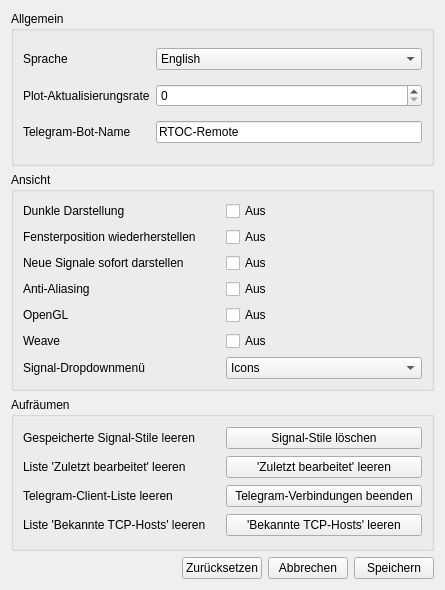
Old version of the form RTOC/RTOC_GUI/ui/settingsWidget.ui in the repository Haschtl/RealTimeOpenControl.
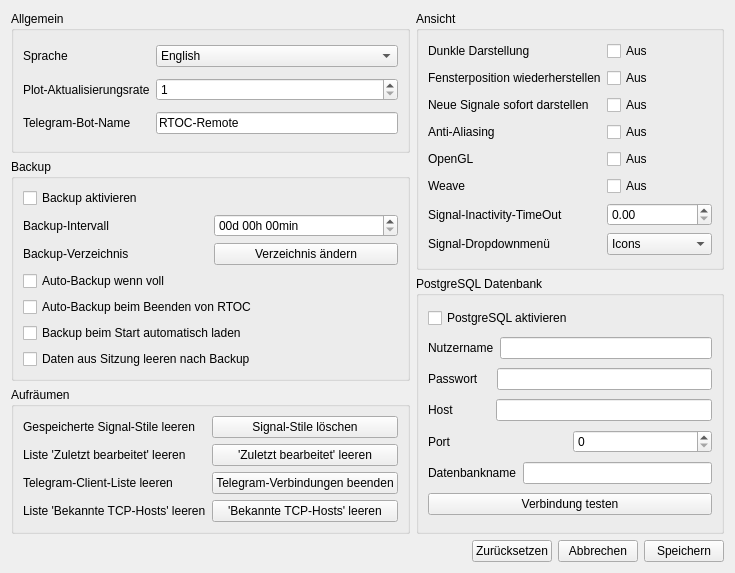
New version of the form.

The edit to the form file:
```diff
--- a/RTOC/RTOC_GUI/ui/settingsWidget.ui
+++ b/RTOC/RTOC_GUI/ui/settingsWidget.ui
@@ -6,13 +6,17 @@
    <rect>
     <x>0</x>
     <y>0</y>
-    <width>445</width>
-    <height>590</height>
+    <width>735</width>
+    <height>573</height>
    </rect>
   </property>
   <property name="windowTitle">
    <string>Einstellungen</string>
   </property>
+  <layout class="QVBoxLayout" name="verticalLayout_4">
+   <item>
+    <layout class="QHBoxLayout" name="horizontalLayout_2">
+     <item>
   <layout class="QVBoxLayout" name="verticalLayout">
    <item>
     <widget class="QGroupBox" name="groupBox">
@@ -21,7 +25,11 @@
      </property>
      <layout class="QGridLayout" name="gridLayout">
       <item row="3" column="1">
-       <widget class="QSpinBox" name="refreshRateSpinBox"/>
+           <widget class="QSpinBox" name="refreshRateSpinBox">
+            <property name="minimum">
+             <number>1</number>
+            </property>
+           </widget>
       </item>
       <item row="3" column="0">
        <widget class="QLabel" name="label_4">
@@ -69,113 +77,102 @@
     </widget>
    </item>
    <item>
-    <widget class="QGroupBox" name="groupBox_3">
+        <widget class="QGroupBox" name="groupBox_4">
      <property name="title">
-      <string>Ansicht</string>
-     </property>
-     <layout class="QGridLayout" name="gridLayout_3">
-      <item row="2" column="0">
-       <widget class="QLabel" name="label_10">
+          <string>Backup</string>
+         </property>
+         <layout class="QVBoxLayout" name="verticalLayout_2">
+          <item>
+           <widget class="QCheckBox" name="backupCheckbox">
         <property name="text">
-         <string>Neue Signale sofort darstellen</string>
+             <string>Backup aktivieren</string>
         </property>
        </widget>
       </item>
-      <item row="6" column="0">
-       <widget class="QLabel" name="label_9">
-        <property name="text">
-         <string>Signal-Dropdownmenü</string>
-        </property>
-       </widget>
-      </item>
-      <item row="6" column="1">
-       <widget class="QComboBox" name="signalDropDownComboBox">
         <item>
-         <property name="text">
-          <string>Icons</string>
-         </property>
-        </item>
+           <layout class="QHBoxLayout" name="horizontalLayout_3">
+            <property name="topMargin">
+             <number>0</number>
+            </property>
         <item>
+             <widget class="QLabel" name="label_16">
          <property name="text">
-          <string>Text</string>
-         </property>
-        </item>
-       </widget>
-      </item>
-      <item row="4" column="1">
-       <widget class="QCheckBox" name="openGLCheckBox">
-        <property name="text">
-         <string>Aus</string>
-        </property>
-       </widget>
-      </item>
-      <item row="4" column="0">
-       <widget class="QLabel" name="label_12">
-        <property name="text">
-         <string>OpenGL</string>
-        </property>
-       </widget>
-      </item>
-      <item row="2" column="1">
-       <widget class="QCheckBox" name="autoShowCheckBox">
-        <property name="text">
-         <string>Aus</string>
-        </property>
-       </widget>
-      </item>
-      <item row="3" column="1">
-       <widget class="QCheckBox" name="antialiasingCheckBox">
-        <property name="text">
-         <string>Aus</string>
+               <string>Backup-Intervall</string>
+              </property>
+             </widget>
+            </item>
+            <item>
+             <widget class="QDateTimeEdit" name="backupTimeEdit">
+              <property name="date">
+               <date>
+                <year>2000</year>
+                <month>1</month>
+                <day>1</day>
+               </date>
+              </property>
+              <property name="minimumDate">
+               <date>
+                <year>2000</year>
+                <month>1</month>
+                <day>1</day>
+               </date>
+              </property>
+              <property name="displayFormat">
+               <string>ss'd' HH'h' mm'min'</string>
+              </property>
+              <property name="currentSectionIndex">
+               <number>0</number>
         </property>
        </widget>
       </item>
-      <item row="3" column="0">
-       <widget class="QLabel" name="label_11">
-        <property name="text">
-         <string>Anti-Aliasing</string>
-        </property>
-       </widget>
-      </item>
-      <item row="5" column="1">
-       <widget class="QCheckBox" name="weaveCheckBox">
+           </layout>
+          </item>
+          <item>
+           <layout class="QHBoxLayout" name="horizontalLayout_4">
+            <property name="topMargin">
+             <number>0</number>
+            </property>
+            <item>
+             <widget class="QLabel" name="label_17">
         <property name="text">
-         <string>Aus</string>
+               <string>Backup-Verzeichnis</string>
         </property>
        </widget>
       </item>
-      <item row="5" column="0">
-       <widget class="QLabel" name="label_13">
+            <item>
+             <widget class="QPushButton" name="backupDirButton">
         <property name="text">
-         <string>Weave</string>
+               <string>Verzeichnis ändern</string>
         </property>
        </widget>
       </item>
-      <item row="0" column="0">
-       <widget class="QLabel" name="label_8">
+           </layout>
+          </item>
+          <item>
+           <widget class="QCheckBox" name="backupIfFullCheckbox">
         <property name="text">
-         <string>Dunkle Darstellung</string>
+             <string>Auto-Backup wenn voll</string>
         </property>
        </widget>
       </item>
-      <item row="0" column="1">
-       <widget class="QCheckBox" name="darkmodeCheckBox">
+          <item>
+           <widget class="QCheckBox" name="backupAutoOnCloseCheckbox">
         <property name="text">
-         <string>Aus</string>
+             <string>Auto-Backup beim Beenden von RTOC</string>
         </property>
        </widget>
       </item>
-      <item row="1" column="0">
-       <widget class="QLabel" name="label_14">
+          <item>
+           <widget class="QCheckBox" name="backupLoadOnOpenCheckbox">
         <property name="text">
-         <string>Fensterposition wiederherstellen</string>
+             <string>Backup beim Start automatisch laden</string>
         </property>
        </widget>
       </item>
-      <item row="1" column="1">
-       <widget class="QCheckBox" name="restoreWidgetPositionCheckBox">
+          <item>
+           <widget class="QCheckBox" name="backupClearCheckbox">
         <property name="text">
-         <string>Aus</string>
+             <string>Daten aus Sitzung leeren nach Backup</string>
         </property>
        </widget>
       </item>
@@ -246,6 +243,254 @@
       </item>
      </layout>
     </widget>
+       </item>
+      </layout>
+     </item>
+     <item>
+      <layout class="QVBoxLayout" name="verticalLayout_3">
+       <item>
+        <widget class="QGroupBox" name="groupBox_3">
+         <property name="title">
+          <string>Ansicht</string>
+         </property>
+         <layout class="QGridLayout" name="gridLayout_3">
+          <item row="6" column="0">
+           <widget class="QLabel" name="label_15">
+            <property name="text">
+             <string>Signal-Inactivity-TimeOut</string>
+            </property>
+           </widget>
+          </item>
+          <item row="8" column="1">
+           <widget class="QComboBox" name="signalDropDownComboBox">
+            <item>
+             <property name="text">
+              <string>Icons</string>
+             </property>
+            </item>
+            <item>
+             <property name="text">
+              <string>Text</string>
+             </property>
+            </item>
+           </widget>
+          </item>
+          <item row="4" column="1">
+           <widget class="QCheckBox" name="openGLCheckBox">
+            <property name="text">
+             <string>Aus</string>
+            </property>
+           </widget>
+          </item>
+          <item row="4" column="0">
+           <widget class="QLabel" name="label_12">
+            <property name="text">
+             <string>OpenGL</string>
+            </property>
+           </widget>
+          </item>
+          <item row="8" column="0">
+           <widget class="QLabel" name="label_9">
+            <property name="text">
+             <string>Signal-Dropdownmenü</string>
+            </property>
+           </widget>
+          </item>
+          <item row="2" column="0">
+           <widget class="QLabel" name="label_10">
+            <property name="text">
+             <string>Neue Signale sofort darstellen</string>
+            </property>
+           </widget>
+          </item>
+          <item row="5" column="0">
+           <widget class="QLabel" name="label_13">
+            <property name="text">
+             <string>Weave</string>
+            </property>
+           </widget>
+          </item>
+          <item row="5" column="1">
+           <widget class="QCheckBox" name="weaveCheckBox">
+            <property name="text">
+             <string>Aus</string>
+            </property>
+           </widget>
+          </item>
+          <item row="2" column="1">
+           <widget class="QCheckBox" name="autoShowCheckBox">
+            <property name="text">
+             <string>Aus</string>
+            </property>
+           </widget>
+          </item>
+          <item row="3" column="0">
+           <widget class="QLabel" name="label_11">
+            <property name="text">
+             <string>Anti-Aliasing</string>
+            </property>
+           </widget>
+          </item>
+          <item row="3" column="1">
+           <widget class="QCheckBox" name="antialiasingCheckBox">
+            <property name="text">
+             <string>Aus</string>
+            </property>
+           </widget>
+          </item>
+          <item row="0" column="1">
+           <widget class="QCheckBox" name="darkmodeCheckBox">
+            <property name="text">
+             <string>Aus</string>
+            </property>
+           </widget>
+          </item>
+          <item row="1" column="0">
+           <widget class="QLabel" name="label_14">
+            <property name="text">
+             <string>Fensterposition wiederherstellen</string>
+            </property>
+           </widget>
+          </item>
+          <item row="0" column="0">
+           <widget class="QLabel" name="label_8">
+            <property name="text">
+             <string>Dunkle Darstellung</string>
+            </property>
+           </widget>
+          </item>
+          <item row="1" column="1">
+           <widget class="QCheckBox" name="restoreWidgetPositionCheckBox">
+            <property name="text">
+             <string>Aus</string>
+            </property>
+           </widget>
+          </item>
+          <item row="6" column="1">
+           <widget class="QDoubleSpinBox" name="timeOutSpinBox">
+            <property name="singleStep">
+             <double>0.100000000000000</double>
+            </property>
+           </widget>
+          </item>
+         </layout>
+        </widget>
+       </item>
+       <item>
+        <widget class="QGroupBox" name="groupBox_5">
+         <property name="title">
+          <string>PostgreSQL Datenbank</string>
+         </property>
+         <layout class="QVBoxLayout" name="verticalLayout_5">
+          <item>
+           <widget class="QCheckBox" name="postgresqlCheckbox">
+            <property name="text">
+             <string>PostgreSQL aktivieren</string>
+            </property>
+           </widget>
+          </item>
+          <item>
+           <layout class="QHBoxLayout" name="horizontalLayout_5">
+            <property name="topMargin">
+             <number>0</number>
+            </property>
+            <item>
+             <widget class="QLabel" name="label_18">
+              <property name="text">
+               <string>Nutzername</string>
+              </property>
+             </widget>
+            </item>
+            <item>
+             <widget class="QLineEdit" name="postgresqlUserLineEdit"/>
+            </item>
+           </layout>
+          </item>
+          <item>
+           <layout class="QHBoxLayout" name="horizontalLayout_6">
+            <property name="topMargin">
+             <number>0</number>
+            </property>
+            <item>
+             <widget class="QLabel" name="label_19">
+              <property name="text">
+               <string>Passwort    </string>
+              </property>
+             </widget>
+            </item>
+            <item>
+             <widget class="QLineEdit" name="postgresqlPasswordLineEdit"/>
+            </item>
+           </layout>
+          </item>
+          <item>
+           <layout class="QHBoxLayout" name="horizontalLayout_7">
+            <property name="topMargin">
+             <number>0</number>
+            </property>
+            <item>
+             <widget class="QLabel" name="label_20">
+              <property name="text">
+               <string>Host           </string>
+              </property>
+             </widget>
+            </item>
+            <item>
+             <widget class="QLineEdit" name="postgresqlHostLineEdit"/>
+            </item>
+           </layout>
+          </item>
+          <item>
+           <layout class="QHBoxLayout" name="horizontalLayout_8">
+            <property name="topMargin">
+             <number>0</number>
+            </property>
+            <item>
+             <widget class="QLabel" name="label_21">
+              <property name="text">
+               <string>Port</string>
+              </property>
+             </widget>
+            </item>
+            <item>
+             <widget class="QSpinBox" name="postgresqlPortSpinBox">
+              <property name="maximum">
+               <number>99999</number>
+              </property>
+             </widget>
+            </item>
+           </layout>
+          </item>
+          <item>
+           <layout class="QHBoxLayout" name="horizontalLayout_9">
+            <property name="topMargin">
+             <number>0</number>
+            </property>
+            <item>
+             <widget class="QLabel" name="label_22">
+              <property name="text">
+               <string>Datenbankname</string>
+              </property>
+             </widget>
+            </item>
+            <item>
+             <widget class="QLineEdit" name="postgresqlNameLineEdit"/>
+            </item>
+           </layout>
+          </item>
+          <item>
+           <widget class="QPushButton" name="postgresqlCheckButton">
+            <property name="text">
+             <string>Verbindung testen</string>
+            </property>
+           </widget>
+          </item>
+         </layout>
+        </widget>
+       </item>
+      </layout>
+     </item>
+    </layout>
    </item>
    <item>
     <layout class="QHBoxLayout" name="horizontalLayout">
```
Lines whose indentation alone changed are shown as unchanged.
